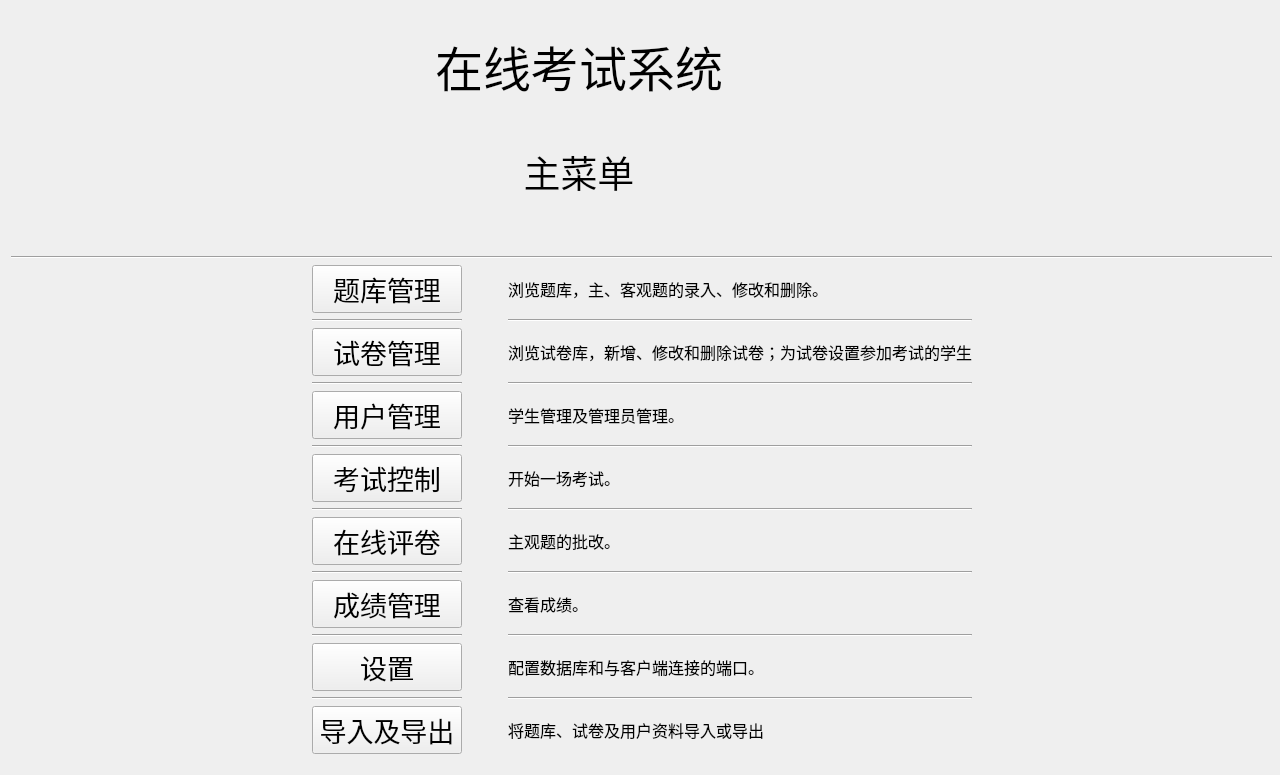
Before: the Qt Designer form server/MainMenuUI.ui in AlanForeverAi/Exams, drawn with Qt 5.
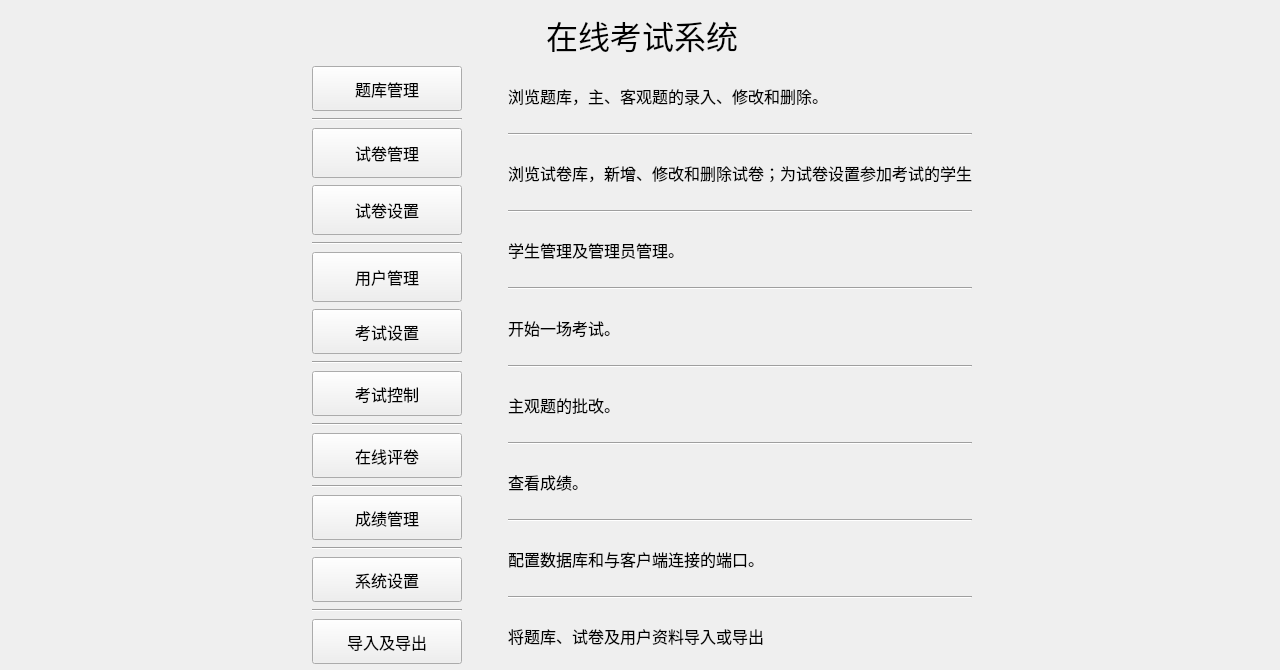
After: the same form once the commit is applied. Icons and pictures are not drawn.

Commit message:
添加试卷管理，用于设置试卷的考生
1.初步试卷管理
2.修改部分界面
3.修改一些导出导入为csv文件，而不是txt

The edit to the form file:
```diff
--- a/server/MainMenuUI.ui
+++ b/server/MainMenuUI.ui
@@ -7,19 +7,25 @@
     <x>0</x>
     <y>0</y>
     <width>1280</width>
-    <height>775</height>
+    <height>670</height>
    </rect>
   </property>
+  <property name="sizePolicy">
+   <sizepolicy hsizetype="Preferred" vsizetype="Preferred">
+    <horstretch>0</horstretch>
+    <verstretch>0</verstretch>
+   </sizepolicy>
+  </property>
   <property name="minimumSize">
    <size>
     <width>1280</width>
-    <height>775</height>
+    <height>670</height>
    </size>
   </property>
   <property name="maximumSize">
    <size>
     <width>1280</width>
-    <height>775</height>
+    <height>670</height>
    </size>
   </property>
   <property name="font">
@@ -31,37 +37,18 @@
   <property name="windowTitle">
    <string>MainMenu</string>
   </property>
-  <widget class="QWidget" name="">
+  <widget class="QWidget" name="layoutWidget">
    <property name="geometry">
     <rect>
      <x>11</x>
-     <y>13</y>
+     <y>11</y>
      <width>1261</width>
-     <height>741</height>
+     <height>656</height>
     </rect>
    </property>
    <layout class="QVBoxLayout" name="verticalLayout_4">
     <item>
      <layout class="QHBoxLayout" name="horizontalLayout_10">
-      <item>
-       <widget class="QLabel" name="label_2">
-        <property name="maximumSize">
-         <size>
-          <width>16777215</width>
-          <height>16777215</height>
-         </size>
-        </property>
-        <property name="text">
-         <string/>
-        </property>
-        <property name="pixmap">
-         <pixmap resource="res.qrc">:/res/minilogo.png</pixmap>
-        </property>
-        <property name="alignment">
-         <set>Qt::AlignCenter</set>
-        </property>
-       </widget>
-      </item>
       <item>
        <layout class="QVBoxLayout" name="verticalLayout_2">
         <item>
@@ -81,10 +68,16 @@
           </item>
           <item>
            <widget class="QLabel" name="label_11">
+            <property name="sizePolicy">
+             <sizepolicy hsizetype="Fixed" vsizetype="Fixed">
+              <horstretch>0</horstretch>
+              <verstretch>0</verstretch>
+             </sizepolicy>
+            </property>
             <property name="font">
              <font>
               <family>微软雅黑</family>
-              <pointsize>36</pointsize>
+              <pointsize>24</pointsize>
              </font>
             </property>
             <property name="text">
@@ -110,68 +103,10 @@
           </item>
          </layout>
         </item>
-        <item>
-         <spacer name="horizontalSpacer">
-          <property name="orientation">
-           <enum>Qt::Horizontal</enum>
-          </property>
-          <property name="sizeHint" stdset="0">
-           <size>
-            <width>40</width>
-            <height>20</height>
-           </size>
-          </property>
-         </spacer>
-        </item>
-        <item>
-         <widget class="QLabel" name="label">
-          <property name="maximumSize">
-           <size>
-            <width>16777215</width>
-            <height>200</height>
-           </size>
-          </property>
-          <property name="font">
-           <font>
-            <family>微软雅黑</family>
-            <pointsize>28</pointsize>
-           </font>
-          </property>
-          <property name="text">
-           <string>主菜单</string>
-          </property>
-          <property name="alignment">
-           <set>Qt::AlignHCenter|Qt::AlignTop</set>
-          </property>
-         </widget>
-        </item>
        </layout>
       </item>
-      <item>
-       <spacer name="horizontalSpacer_6">
-        <property name="orientation">
-         <enum>Qt::Horizontal</enum>
-        </property>
-        <property name="sizeType">
-         <enum>QSizePolicy::Fixed</enum>
-        </property>
-        <property name="sizeHint" stdset="0">
-         <size>
-          <width>147</width>
-          <height>20</height>
-         </size>
-        </property>
-       </spacer>
-      </item>
      </layout>
     </item>
-    <item>
-     <widget class="Line" name="line_16">
-      <property name="orientation">
-       <enum>Qt::Horizontal</enum>
-      </property>
-     </widget>
-    </item>
     <item>
      <layout class="QHBoxLayout" name="horizontalLayout_3">
       <item>
@@ -218,6 +153,11 @@
               <height>16777215</height>
              </size>
             </property>
+            <property name="font">
+             <font>
+              <pointsize>12</pointsize>
+             </font>
+            </property>
             <property name="text">
              <string>题库管理</string>
             </property>
@@ -244,11 +184,40 @@
               <height>50</height>
              </size>
             </property>
+            <property name="font">
+             <font>
+              <pointsize>12</pointsize>
+             </font>
+            </property>
             <property name="text">
              <string>试卷管理</string>
             </property>
            </widget>
           </item>
+          <item>
+           <widget class="QPushButton" name="pushButton_papersetting">
+            <property name="minimumSize">
+             <size>
+              <width>150</width>
+              <height>45</height>
+             </size>
+            </property>
+            <property name="maximumSize">
+             <size>
+              <width>16777215</width>
+              <height>50</height>
+             </size>
+            </property>
+            <property name="font">
+             <font>
+              <pointsize>12</pointsize>
+             </font>
+            </property>
+            <property name="text">
+             <string>试卷设置</string>
+            </property>
+           </widget>
+          </item>
           <item>
            <widget class="Line" name="line_10">
             <property name="orientation">
@@ -270,11 +239,34 @@
               <height>50</height>
              </size>
             </property>
+            <property name="font">
+             <font>
+              <pointsize>12</pointsize>
+             </font>
+            </property>
             <property name="text">
              <string>用户管理</string>
             </property>
            </widget>
           </item>
+          <item>
+           <widget class="QPushButton" name="pushButton_examsetting">
+            <property name="minimumSize">
+             <size>
+              <width>150</width>
+              <height>45</height>
+             </size>
+            </property>
+            <property name="font">
+             <font>
+              <pointsize>12</pointsize>
+             </font>
+            </property>
+            <property name="text">
+             <string>考试设置</string>
+            </property>
+           </widget>
+          </item>
           <item>
            <widget class="Line" name="line_11">
             <property name="orientation">
@@ -290,6 +282,11 @@
               <height>45</height>
              </size>
             </property>
+            <property name="font">
+             <font>
+              <pointsize>12</pointsize>
+             </font>
+            </property>
             <property name="text">
              <string>考试控制</string>
             </property>
@@ -310,6 +307,11 @@
               <height>45</height>
              </size>
             </property>
+            <property name="font">
+             <font>
+              <pointsize>12</pointsize>
+             </font>
+            </property>
             <property name="text">
              <string>在线评卷</string>
             </property>
@@ -330,6 +332,11 @@
               <height>45</height>
              </size>
             </property>
+            <property name="font">
+             <font>
+              <pointsize>12</pointsize>
+             </font>
+            </property>
             <property name="text">
              <string>成绩管理</string>
             </property>
@@ -350,8 +357,13 @@
               <height>45</height>
              </size>
             </property>
+            <property name="font">
+             <font>
+              <pointsize>12</pointsize>
+             </font>
+            </property>
             <property name="text">
-             <string>设置</string>
+             <string>系统设置</string>
             </property>
            </widget>
           </item>
@@ -370,6 +382,11 @@
               <height>45</height>
              </size>
             </property>
+            <property name="font">
+             <font>
+              <pointsize>12</pointsize>
+             </font>
+            </property>
             <property name="text">
              <string>导入及导出</string>
             </property>
```
Left out of the diff: 4 changed lines with no effect on the pictures. The commit also changes 30 other files.
